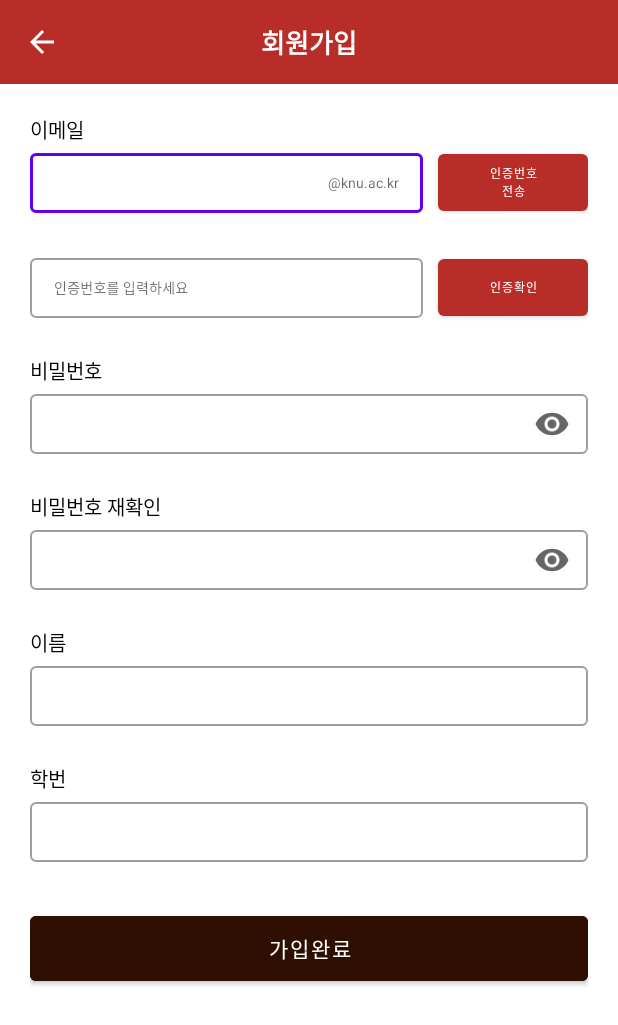
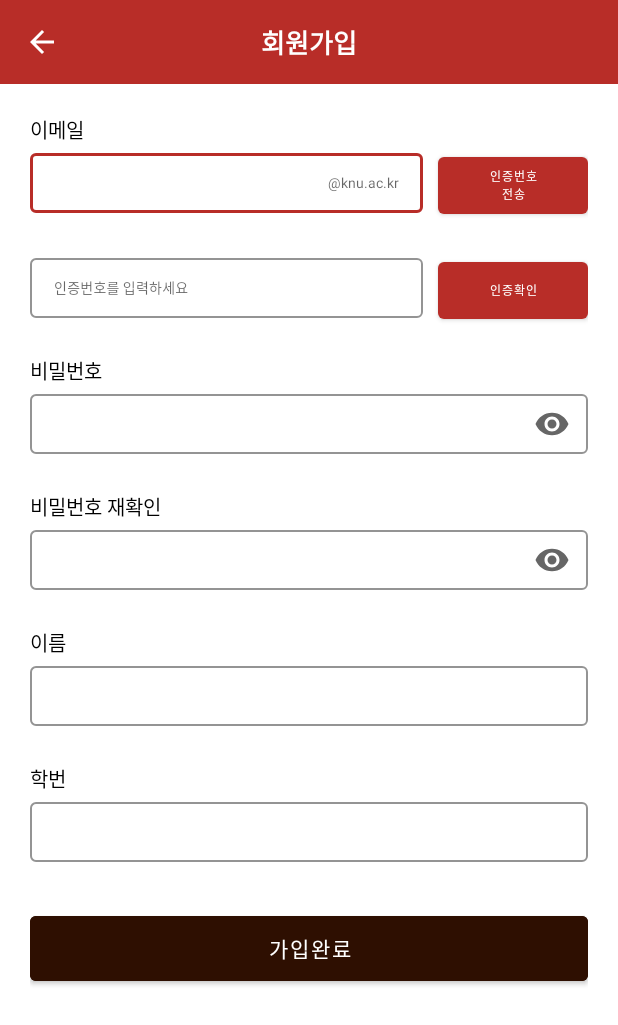
Before and after one commit to KNU-CSE-APP/Android, an Android app: the SignUpActivity screen opened directly, with no data from a screen before it, on a phone screen of 412 x 824 dp. Shown: the top 1025 px of the screen. Run offline under Robolectric (Android 15) with nearby library versions, the phone set to English and light mode, and no system bars.

Commit message:
[#4] change edittext style

```diff
--- a/app/src/main/res/drawable/login_textview_background_shape.xml
+++ b/app/src/main/res/drawable/login_textview_background_shape.xml
@@ -5,5 +5,6 @@
     <corners android:bottomRightRadius="10dp"
         android:bottomLeftRadius="10dp"
         android:topLeftRadius="10dp"
-        android:topRightRadius="10dp"/>
+        android:topRightRadius="10dp"
+        />
 </shape>
--- a/app/src/main/res/layout/activity_sign_up.xml
+++ b/app/src/main/res/layout/activity_sign_up.xml
@@ -54,7 +54,7 @@
 
                     <com.google.android.material.textfield.TextInputLayout
                         android:id="@+id/email_layout"
-                        style="@style/Widget.MaterialComponents.TextInputLayout.OutlinedBox.Dense"
+                        style="@style/Widget.App.TextInputLayout"
                         android:layout_width="0dp"
                         android:layout_height="70dp"
                         app:layout_constraintBottom_toBottomOf="parent"
@@ -63,6 +63,7 @@
                         app:layout_constraintTop_toTopOf="parent"
                         app:suffixText="@string/userid_suffix"
                         app:suffixTextAppearance="@style/signup_textview_textstyle"
+                        app:expandedHintEnabled="false"
                         app:errorEnabled="true"
                         app:errorTextAppearance="@style/signup_error_textstyle">
 
@@ -75,11 +76,7 @@
 
                     <Button
                         android:id="@+id/btnEmailVerify"
-                        android:layout_width="100dp"
-                        android:layout_height="50dp"
-                        android:layout_marginStart="10dp"
-                        android:layout_marginLeft="10dp"
-                        android:layout_marginBottom="20dp"
+                        style="@style/signup_buttonstyle"
                         android:text="인증번호\n전송"
                         android:textColor="@color/button_text_color"
                         android:textSize="8sp"
@@ -97,7 +94,7 @@
 
                     <com.google.android.material.textfield.TextInputLayout
                         android:id="@+id/emailverify_layout"
-                        style="@style/Widget.MaterialComponents.TextInputLayout.OutlinedBox.Dense"
+                        style="@style/Widget.App.TextInputLayout"
                         android:layout_width="0dp"
                         android:layout_height="70dp"
 
@@ -122,11 +119,7 @@
 
                     <Button
                         android:id="@+id/btnEmailConfirm"
-                        android:layout_width="100dp"
-                        android:layout_height="50dp"
-                        android:layout_marginStart="10dp"
-                        android:layout_marginLeft="10dp"
-                        android:layout_marginBottom="20dp"
+                        style="@style/signup_buttonstyle"
                         android:text="인증확인"
                         android:textColor="@color/button_text_color"
                         android:textSize="8sp"
@@ -155,7 +148,7 @@
 
                 <com.google.android.material.textfield.TextInputLayout
                     android:id="@+id/pw_layout"
-                    style="@style/Widget.MaterialComponents.TextInputLayout.OutlinedBox.Dense"
+                    style="@style/Widget.App.TextInputLayout"
                     android:layout_width="match_parent"
                     android:layout_height="70dp"
                     app:endIconMode="password_toggle"
@@ -184,7 +177,7 @@
                     android:text="비밀번호 재확인" />
 
                 <com.google.android.material.textfield.TextInputLayout
-                    style="@style/Widget.MaterialComponents.TextInputLayout.OutlinedBox.Dense"
+                    style="@style/Widget.App.TextInputLayout"
                     android:id="@+id/ckpw_layout"
                     android:layout_width="match_parent"
                     android:layout_height="70dp"
@@ -216,7 +209,7 @@
                     android:text="이름" />
 
                 <com.google.android.material.textfield.TextInputLayout
-                    style="@style/Widget.MaterialComponents.TextInputLayout.OutlinedBox.Dense"
+                    style="@style/Widget.App.TextInputLayout"
                     android:id="@+id/name_layout"
                     android:layout_width="match_parent"
                     android:layout_height="70dp"
@@ -246,7 +239,7 @@
                     android:text="학번" />
 
                 <com.google.android.material.textfield.TextInputLayout
-                    style="@style/Widget.MaterialComponents.TextInputLayout.OutlinedBox.Dense"
+                    style="@style/Widget.App.TextInputLayout"
                     android:id="@+id/std_id_layout"
                     android:layout_width="match_parent"
                     android:layout_height="70dp"
--- a/app/src/main/res/values/themes.xml
+++ b/app/src/main/res/values/themes.xml
@@ -5,7 +5,6 @@
         <item name="colorPrimary">@color/knu_red</item>
         <item name="colorPrimaryVariant">@color/knu_red</item>
         <item name="colorOnPrimary">@color/white</item>
-        <item name="colorPrimaryDark">@color/knu_red</item>
         <!-- Secondary brand color. -->
         <item name="colorSecondary">@color/teal_200</item>
         <item name="colorSecondaryVariant">@color/teal_700</item>
```
Also changed, not shown: app/src/main/res/drawable/select_handler.xml (added, +7 -0 lines), app/src/main/res/layout/activity_sign_in.xml (+7 -4 lines), app/src/main/res/values/styles.xml (+17 -0 lines).
